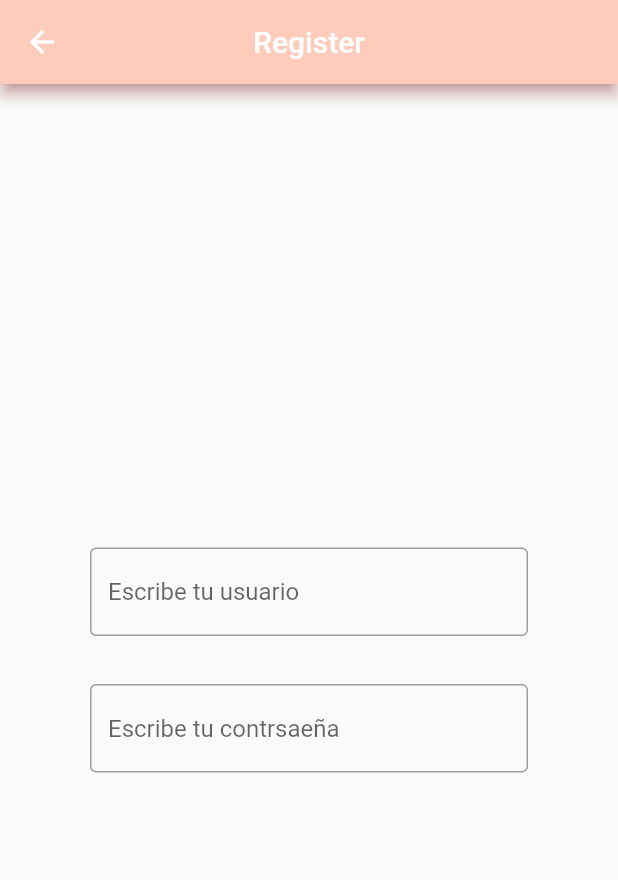
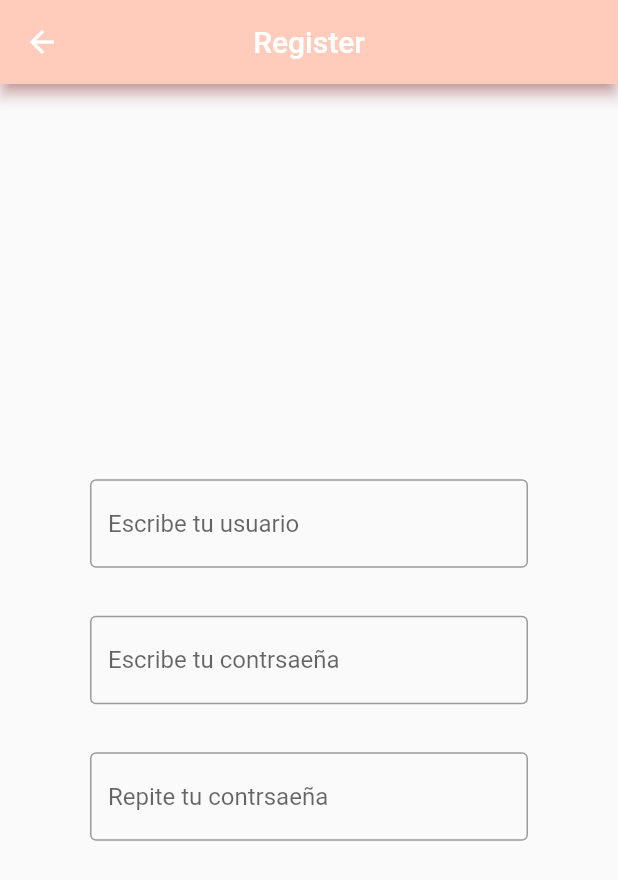
Before and after one commit to elenaaroma/practica1, a Flutter app: the RegisterView screen opened by its route, on a phone screen of 412 x 824 dp. Shown: the top 880 px of the screen. Run offline on Flutter 3.47's test engine with Material 2 defaults, Android fonts, the phone set to English and light mode, and no system bars; our stand-ins replace firebase_core; accounts and stored records are empty; generated files the repository leaves out were written again.

Commit message:
commit TextField de repetir contraseña en Register

```diff
--- a/lib/OnBoarding/RegisterView.dart
+++ b/lib/OnBoarding/RegisterView.dart
@@ -34,6 +34,17 @@ class RegisterView extends StatelessWidget{
               obscureText: true,
             ),
           ),
+
+          Padding(padding: EdgeInsets.symmetric(horizontal: 60, vertical: 16),
+            child: TextFormField(
+              decoration: InputDecoration(
+                  border: OutlineInputBorder(),
+                  hintText: 'Repite tu contrsaeña'
+              ),
+              obscureText: true,
+            ),
+          ),
+
         ],
       ),
 
```
